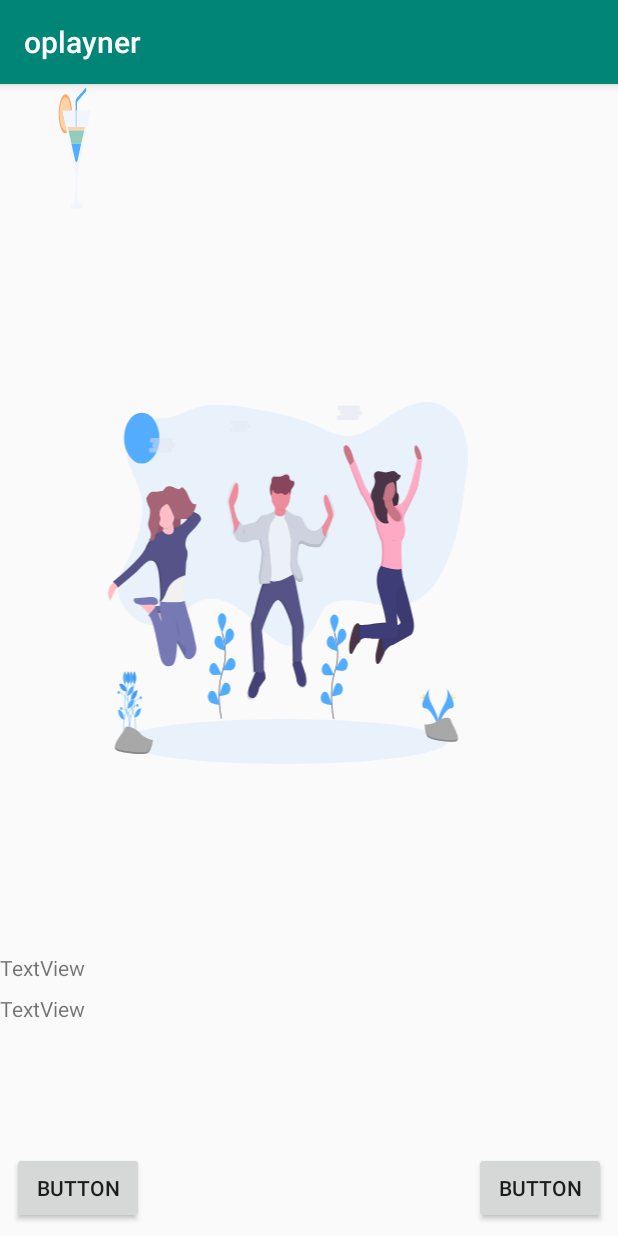
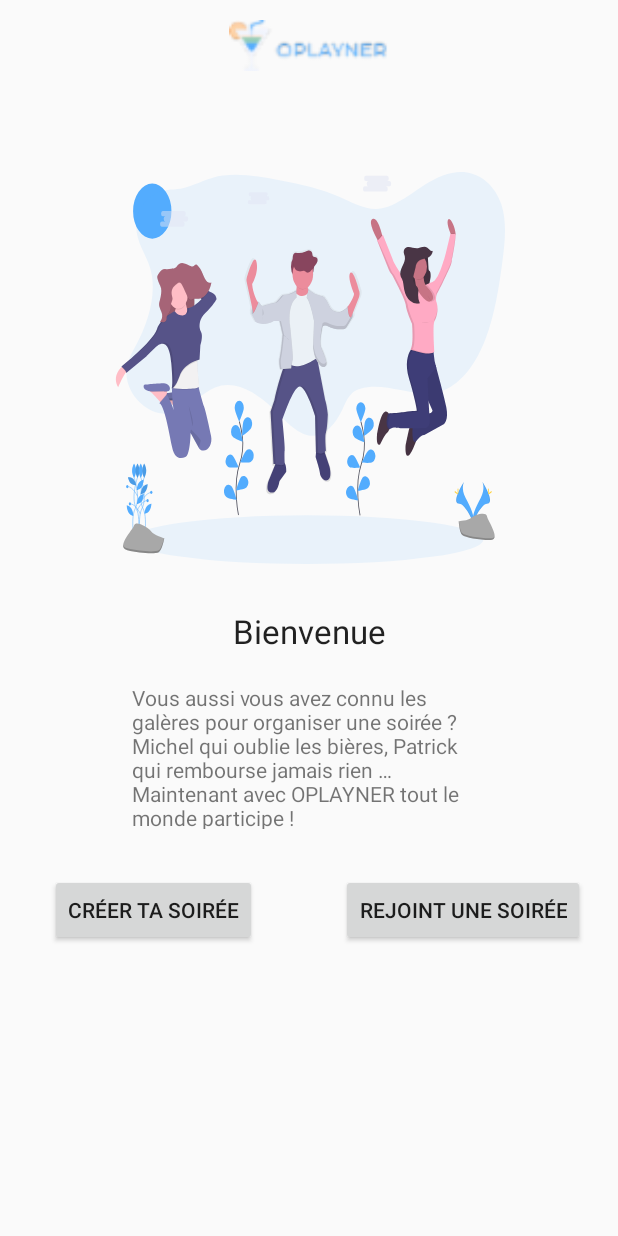
Before and after one commit to eltha9/oplayner, an Android app: the screen it shows after launch (MainActivity), on a phone screen of 412 x 824 dp. Run offline under Robolectric (Android 15) with nearby library versions, the phone set to English and light mode, and no system bars.

Commit message:
add join and create activity, remove top bar

```diff
--- a/app/src/main/AndroidManifest.xml
+++ b/app/src/main/AndroidManifest.xml
@@ -15,7 +15,10 @@
 
                 <category android:name="android.intent.category.LAUNCHER"/>
             </intent-filter>
+
         </activity>
+        <activity android:name=".CreateParty"></activity>
+        <activity android:name=".JoinParty"></activity>
     </application>
 
 </manifest>
--- a/app/src/main/java/fr/elph/oplayner/MainActivity.kt
+++ b/app/src/main/java/fr/elph/oplayner/MainActivity.kt
@@ -2,12 +2,39 @@ package fr.elph.oplayner
 
 import androidx.appcompat.app.AppCompatActivity
 import android.os.Bundle
+import android.view.View
+import android.widget.Button
+import android.widget.Toast
+import android.content.Intent
 
-class MainActivity : AppCompatActivity() {
+
+class MainActivity : AppCompatActivity(), View.OnClickListener {
+    override fun onClick(v: View?) {
+        TODO("not implemented") //To change body of created functions use File | Settings | File Templates.
+    }
+
+
+    private lateinit var buttonJoin:Button
+    private lateinit var buttonCreate:Button
 
     override fun onCreate(savedInstanceState: Bundle?) {
         super.onCreate(savedInstanceState)
         setContentView(R.layout.activity_main)
+
+        buttonJoin = findViewById(R.id.join_button)
+        buttonCreate = findViewById(R.id.create_button)
+
+        buttonJoin.setOnClickListener { view ->
+
+            val intent = Intent(this, JoinParty::class.java)
+            startActivity(intent)
+        }
+        buttonCreate.setOnClickListener { view ->
+
+            val intent = Intent(this, CreateParty::class.java)
+            startActivity(intent)
+        }
+
     }
 
 
--- a/app/src/main/res/layout/activity_main.xml
+++ b/app/src/main/res/layout/activity_main.xml
@@ -7,41 +7,57 @@
         android:layout_height="match_parent"
         tools:context=".MainActivity">
     <Button
-            android:text="Button"
+            android:text="@string/create_party"
             android:layout_width="wrap_content"
             android:layout_height="wrap_content"
-            android:id="@+id/button" app:layout_constraintStart_toStartOf="parent" android:layout_marginStart="8dp"
-            android:layout_marginBottom="8dp" app:layout_constraintBottom_toBottomOf="parent"/>
+            android:id="@+id/create_button" app:layout_constraintStart_toStartOf="parent"
+            android:layout_marginStart="8dp"
+            android:layout_marginTop="30dp" app:layout_constraintTop_toBottomOf="@+id/welcome_text"
+            app:layout_constraintEnd_toStartOf="@+id/guideline" android:layout_marginEnd="8dp"/>
     <Button
-            android:text="Button"
+            android:text="@string/join_party"
             android:layout_width="wrap_content"
             android:layout_height="wrap_content"
-            android:id="@+id/button2" app:layout_constraintEnd_toEndOf="parent" android:layout_marginEnd="8dp"
-            android:layout_marginBottom="8dp" app:layout_constraintBottom_toBottomOf="parent"/>
+            app:layout_constraintEnd_toEndOf="parent" android:layout_marginEnd="8dp"
+            android:id="@+id/join_button" android:layout_marginTop="30dp"
+            app:layout_constraintTop_toBottomOf="@+id/welcome_text"
+            app:layout_constraintStart_toStartOf="@+id/guideline" android:layout_marginStart="8dp"/>
     <TextView
-            android:text="TextView"
+            android:text="@string/welcome"
+            android:layout_width="wrap_content"
+            android:layout_height="wrap_content"
+            android:id="@+id/wellcome"
+            android:textAppearance="@style/TextAppearance.AppCompat.Large" android:layout_marginEnd="8dp"
+            app:layout_constraintEnd_toEndOf="parent" android:layout_marginStart="8dp"
+            app:layout_constraintStart_toStartOf="parent" android:layout_marginTop="30dp"
+            app:layout_constraintTop_toBottomOf="@+id/home_image"/>
+    <TextView
+            android:text="@string/welcome_text"
             android:layout_width="227dp"
             android:layout_height="97dp"
-            tools:layout_editor_absoluteX="105dp" android:id="@+id/textView"
-            android:layout_marginBottom="8dp" app:layout_constraintBottom_toTopOf="@+id/button"/>
-    <TextView
-            android:text="TextView"
-            android:layout_width="wrap_content"
-            android:layout_height="wrap_content"
-            tools:layout_editor_absoluteX="185dp" android:id="@+id/textView2"
-            android:layout_marginBottom="8dp" app:layout_constraintBottom_toTopOf="@+id/textView"/>
+            android:id="@+id/welcome_text"
+            app:layout_constraintEnd_toEndOf="parent"
+            android:layout_marginEnd="8dp" app:layout_constraintStart_toStartOf="parent"
+            android:layout_marginStart="8dp" app:layout_constraintHorizontal_bias="0.476"
+            android:layout_marginTop="20dp"
+            app:layout_constraintTop_toBottomOf="@+id/wellcome"/>
     <androidx.constraintlayout.widget.Guideline android:layout_width="wrap_content" android:layout_height="wrap_content"
-                                                android:id="@+id/guideline" app:layout_constraintGuide_begin="20dp"
+                                                android:id="@+id/guideline" app:layout_constraintGuide_begin="205dp"
                                                 android:orientation="vertical"/>
     <ImageView
-            android:layout_width="382dp"
-            android:layout_height="241dp" app:srcCompat="@drawable/ic_undraw_home_llustration"
-            tools:layout_editor_absoluteX="15dp" android:id="@+id/imageView3"
+            android:layout_width="0dp"
+            android:layout_height="261dp" app:srcCompat="@drawable/ic_undraw_home_llustration"
+            android:id="@+id/home_image"
             android:layout_marginBottom="8dp"
-            app:layout_constraintBottom_toTopOf="@+id/textView2" android:layout_marginTop="8dp"
-            app:layout_constraintTop_toBottomOf="@+id/imageView4"/>
+            app:layout_constraintBottom_toTopOf="@+id/wellcome"
+            android:layout_marginTop="67dp" app:layout_constraintTop_toBottomOf="@+id/logo"
+            app:layout_constraintEnd_toEndOf="parent" android:layout_marginEnd="8dp"
+            app:layout_constraintStart_toStartOf="parent" android:layout_marginStart="8dp"
+    />
     <ImageView
-            android:layout_width="162dp"
-            android:layout_height="86dp" app:srcCompat="@drawable/logo" tools:layout_editor_absoluteY="34dp"
-            tools:layout_editor_absoluteX="124dp" android:id="@+id/imageView4"/>
+            android:layout_width="108dp"
+            android:layout_height="34dp" app:srcCompat="@drawable/logo"
+            android:id="@+id/logo" app:layout_constraintTop_toTopOf="parent"
+            android:layout_marginTop="13dp" app:layout_constraintEnd_toEndOf="parent" android:layout_marginEnd="8dp"
+            app:layout_constraintStart_toStartOf="parent" android:layout_marginStart="8dp"/>
 </androidx.constraintlayout.widget.ConstraintLayout>
--- a/app/src/main/res/values/strings.xml
+++ b/app/src/main/res/values/strings.xml
@@ -1,3 +1,8 @@
 <resources>
     <string name="app_name">oplayner</string>
+    <string name="create_party">Créer ta soirée</string>
+    <string name="join_party">Rejoint une soirée</string>
+
+    <string name="welcome">Bienvenue</string>
+    <string name="welcome_text">Vous aussi vous avez connu les galères pour organiser une soirée ? Michel qui oublie les bières, Patrick qui rembourse jamais rien … Maintenant avec OPLAYNER tout le monde participe ! </string>
 </resources>
--- a/app/src/main/res/values/styles.xml
+++ b/app/src/main/res/values/styles.xml
@@ -1,7 +1,7 @@
 <resources>
 
     <!-- Base application theme. -->
-    <style name="AppTheme" parent="Theme.AppCompat.Light.DarkActionBar">
+    <style name="AppTheme" parent="Theme.AppCompat.Light.NoActionBar">
         <!-- Customize your theme here. -->
         <item name="colorPrimary">@color/colorPrimary</item>
         <item name="colorPrimaryDark">@color/colorPrimaryDark</item>
```
Also changed, not shown: app/src/main/java/fr/elph/oplayner/CreateParty.kt (added, +15 -0 lines), app/src/main/java/fr/elph/oplayner/JoinParty.kt (added, +15 -0 lines), app/src/main/res/layout/create_party.xml (added, +16 -0 lines), app/src/main/res/layout/join_party.xml (added, +16 -0 lines), app/src/main/res/drawable-hdpi/logo.png (added), app/src/main/res/drawable-mdpi/logo.png (added), app/src/main/res/drawable-xhdpi/logo.png (added), app/src/main/res/drawable-xxhdpi/logo.png (added), app/src/main/res/drawable-xxxhdpi/logo.png (added).
